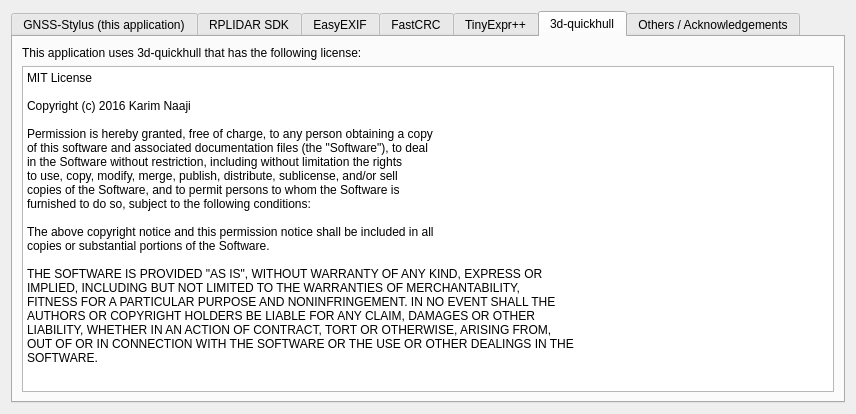
Above: licensesform.ui from GNSS-Stylist/GNSS-Stylus before the change. Below: the same form after it.
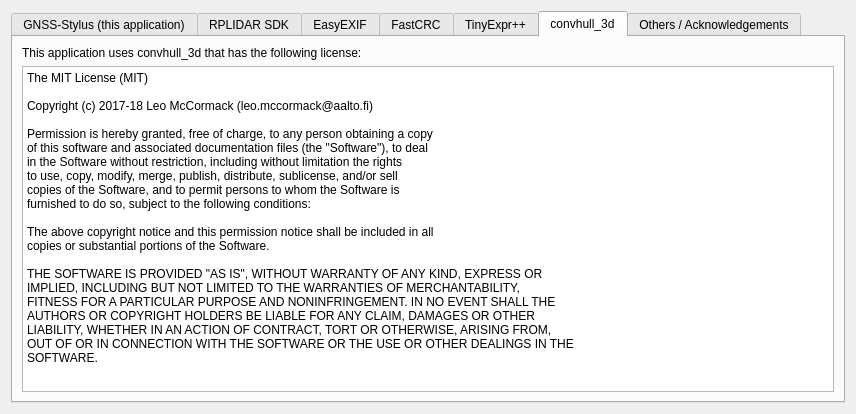
That is the form after the change. The open tabs and pages were chosen to show the change.

Commit message: License form: Change 3d-quickhull to convhull_3d

```diff
--- a/licensesform.ui
+++ b/licensesform.ui
@@ -248,13 +248,13 @@
      </widget>
      <widget class="QWidget" name="tab_3d_quickhull">
       <attribute name="title">
-       <string>3d-quickhull</string>
+       <string>convhull_3d</string>
       </attribute>
       <layout class="QVBoxLayout" name="verticalLayout_9">
        <item>
         <widget class="QLabel" name="label_3_quickhull_License_Title">
          <property name="text">
-          <string>This application uses 3d-quickhull that has the following license:</string>
+          <string>This application uses convhull_3d that has the following license:</string>
          </property>
         </widget>
        </item>
@@ -264,9 +264,9 @@
           <bool>true</bool>
          </property>
          <property name="plainText">
-          <string>MIT License
+          <string>The MIT License (MIT)
 
-Copyright (c) 2016 Karim Naaji
+Copyright (c) 2017-18 Leo McCormack (leo.mccormack@aalto.fi)
 
 Permission is hereby granted, free of charge, to any person obtaining a copy
 of this software and associated documentation files (the &quot;Software&quot;), to deal
```
Left out of the diff: 6 changed lines with no effect on the pictures.
